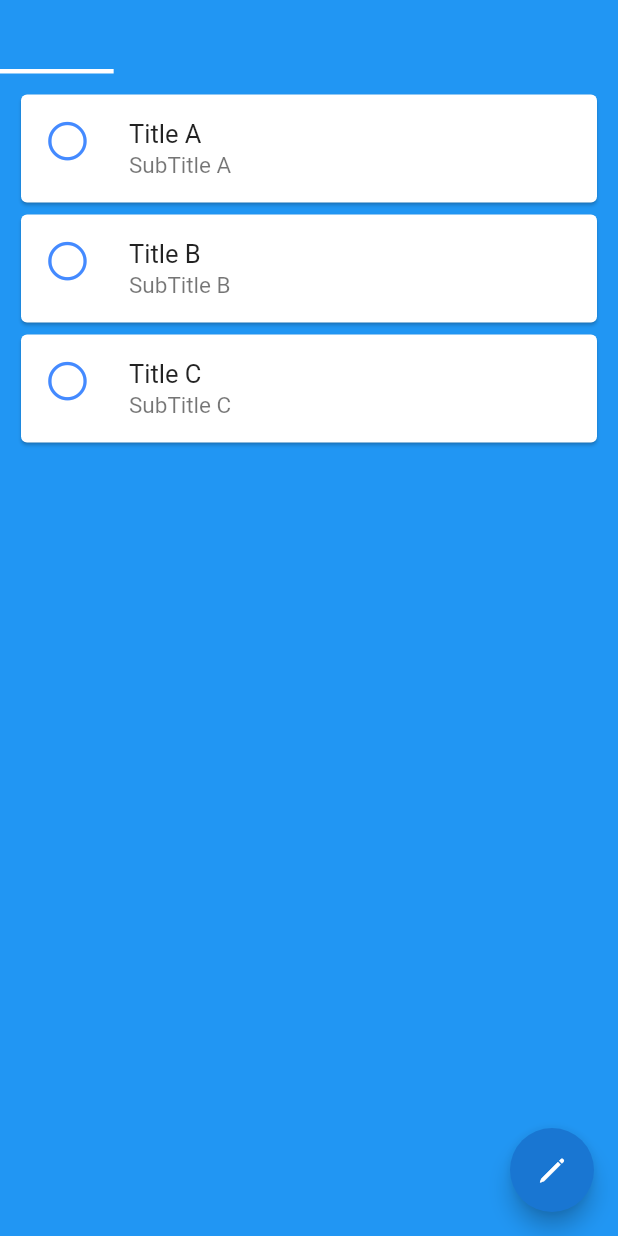
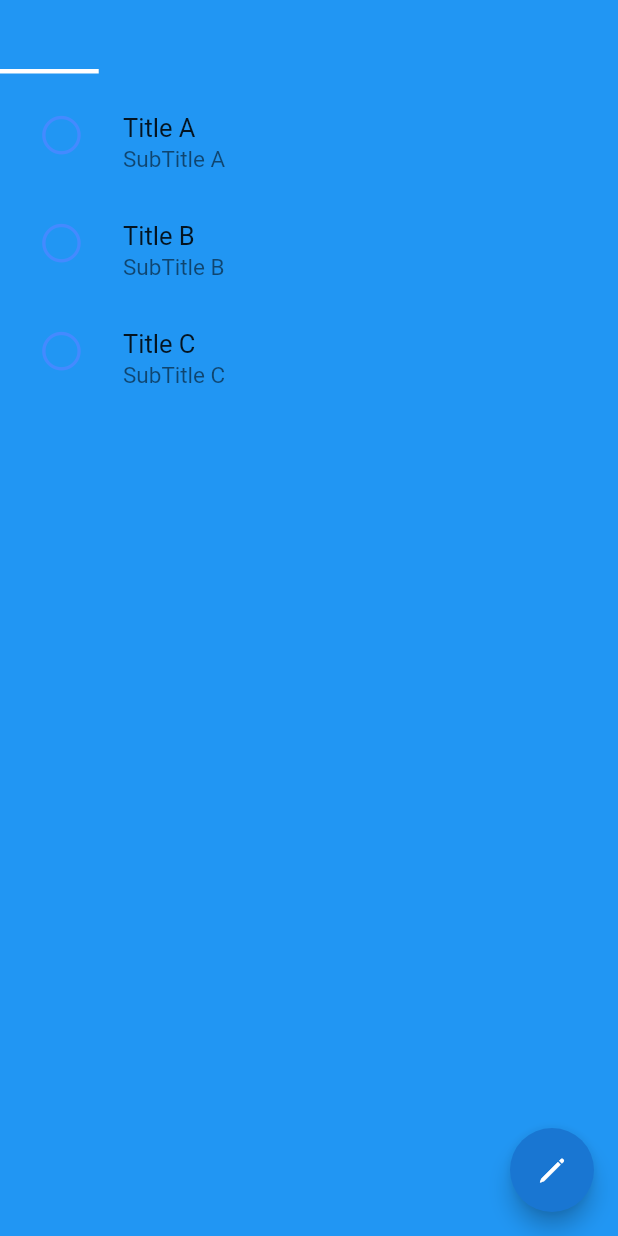
Before and after one commit to RyoichiNakai/ToDoList_Flutter, a Flutter app: the MyToDoListScreen screen opened directly, on a phone screen of 412 x 824 dp. Run offline on Flutter 3.47's test engine with Material 2 defaults, Android fonts, the phone set to English and light mode, and no system bars; our stand-ins replace sqflite; accounts and stored records are empty.

Commit message:
new commit

```diff
--- a/lib/pages/todolist_screen.dart
+++ b/lib/pages/todolist_screen.dart
@@ -63,12 +63,6 @@ class _MyToDoListScreenState extends State<MyToDoListScreen> {
                   .toList(),
             ),
           ),
-/*            ListView.builder(
-                itemCount: AppInfo.stringList.length,
-                itemBuilder: (BuildContext context, int index){
-                return _buildListItem(context, AppInfo.stringList[index]);
-                }
-            ),*/
         ),
       ),
     );
@@ -77,9 +71,8 @@ class _MyToDoListScreenState extends State<MyToDoListScreen> {
   Widget buildListItem(
       BuildContext context, String title, String dateTime, String key,
       {Function function}) {
-    return Card(
+     return ListTile(
       key: Key(key),
-      child: ListTile(
       leading: InkWell(
         onTap: () {
           setState(() {
@@ -96,7 +89,6 @@ class _MyToDoListScreenState extends State<MyToDoListScreen> {
       title: Text(title),
       subtitle: Text(dateTime),
       onTap: () {},
-      ),
       //todo:長く押したら周りが黒くなるのなんで
     );
   }
--- a/lib/widgets/bottom_appbar.dart
+++ b/lib/widgets/bottom_appbar.dart
@@ -12,16 +12,7 @@ class MyBottomAppBar {
           unselectedLabelColor: Theme.of(context).textSelectionColor,
           unselectedLabelStyle: TextStyle(fontSize: AppInfo.unselectedTabFontSize),
           labelColor: Theme.of(context).textSelectionColor,
-          labelStyle: TextStyle(fontSize: AppInfo.selectedTabFontSize, fontWeight: FontWeight.bold),
-/*            indicator: BoxDecoration(
-              color: Theme.of(context).primaryColor,
-              border: Border(
-                bottom: BorderSide(
-                  color: Theme.of(context).primaryColor,
-                  width: 2.0
-                )
-              )
-            ),*/
+          labelStyle: TextStyle(fontSize: AppInfo.unselectedTabFontSize),
           indicatorColor: Theme.of(context).textSelectionColor,
           indicatorWeight: 3.0,
           // タブに表示する内容
--- a/lib/widgets/top_appbar.dart
+++ b/lib/widgets/top_appbar.dart
@@ -31,7 +31,7 @@ class MyTopAppBar {
             children: <Widget>[
               _buildCupertinoNavigationBarLeading(context),
               Expanded(
-                child: Center(child: Text('TODOリスト', style: TextStyle(color: Colors.white)) )
+                child: Center(child: Text(''))
               ),
               _buildCupertinoNavigationBarTrailing(context)
             ],
```
Lines whose indentation alone changed are shown as unchanged.
